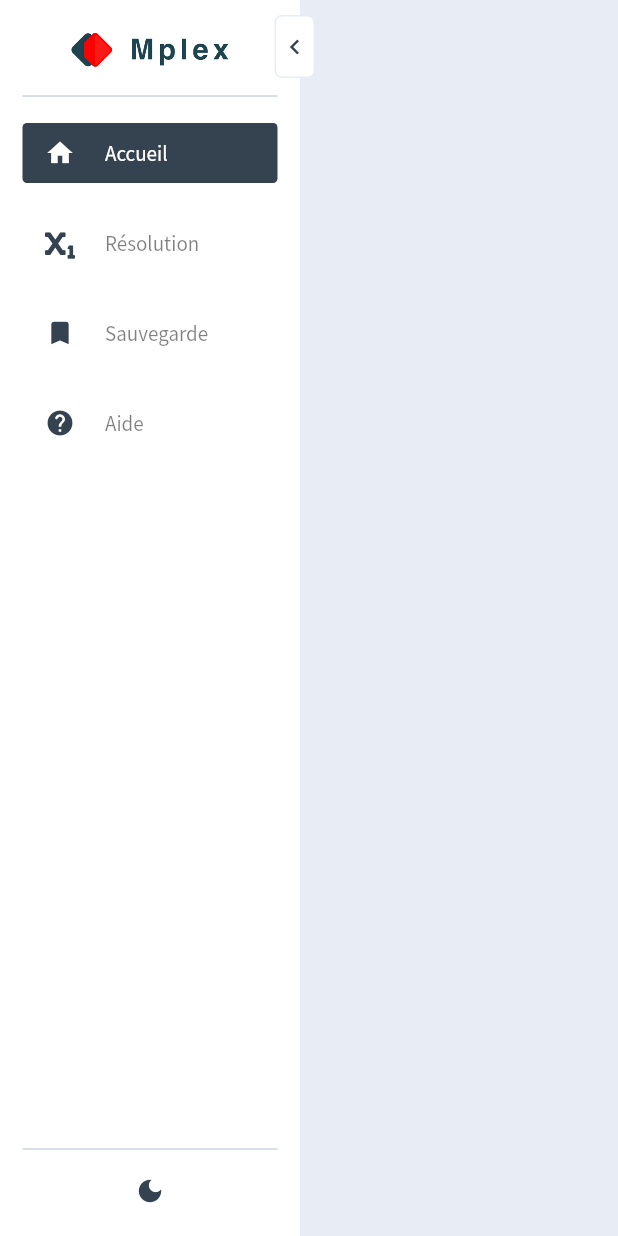
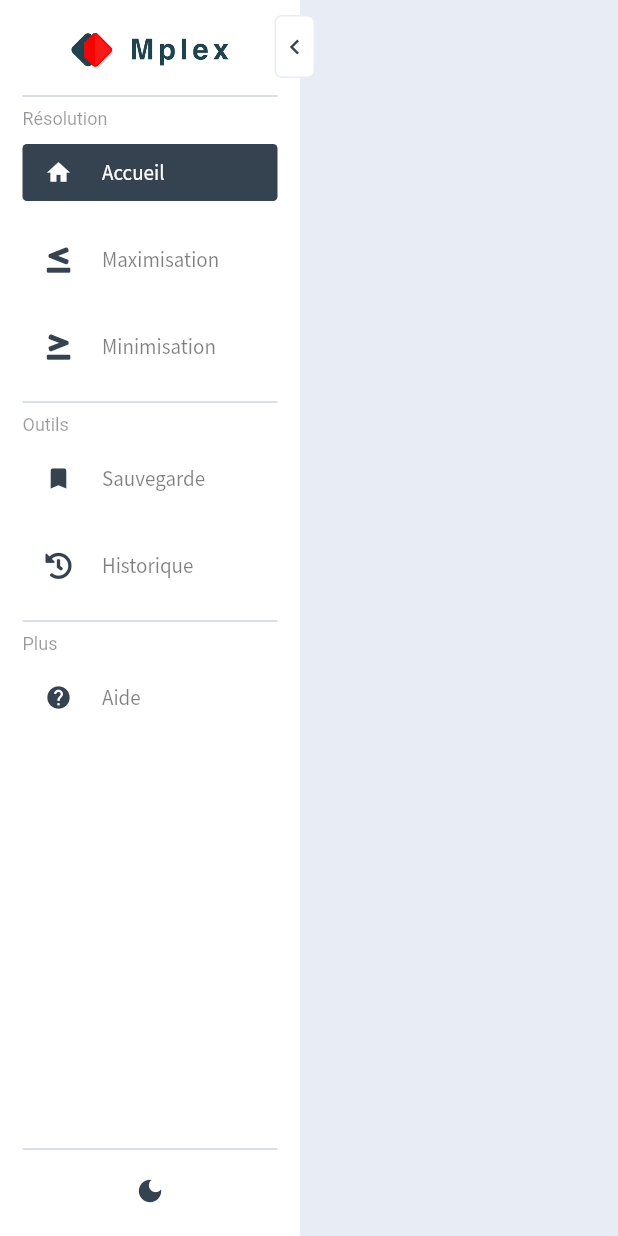
Before and after one commit to NaimCode/MPlex, a Flutter app: the screen it shows after launch, after a tap on "Accueil", on a phone screen of 412 x 824 dp. Run offline on Flutter 3.47's test engine with Material 2 defaults, Android fonts, the phone set to English and light mode, and no system bars; our stand-ins replace font_awesome_flutter, get, hive, hive_flutter, logger; accounts and stored records are empty.

Commit message:
creating v2

```diff
--- a/lib/Config/menu.dart
+++ b/lib/Config/menu.dart
@@ -34,7 +34,7 @@ class MenuItem {
               child: Icon(
                 icon,
                 color: isCurrent ? Colors.white : Get.theme.iconTheme.color,
-                size: Get.theme.iconTheme.size,
+                size: 18,
               ),
             ),
             SizedBox(width: isCollapse ? 0 : 20),
@@ -63,20 +63,38 @@ class Menu {
   List<MenuItem> menu = [
     MenuItem(title: "Accueil", route: "/home", icon: Icons.home),
     MenuItem(
-        title: "Résolution",
-        route: "/resolution",
-        icon: FontAwesomeIcons.subscript),
+        title: "Maximisation",
+        route: "/maximisation",
+        icon: FontAwesomeIcons.lessThanEqual),
+    MenuItem(
+        title: "Minimisation",
+        route: "/minimisation",
+        icon: FontAwesomeIcons.greaterThanEqual),
     MenuItem(
         title: "Sauvegarde",
         route: "/sauvegarde",
         icon: Icons.bookmark_outlined),
+    MenuItem(
+        title: "Historique",
+        route: "/historique",
+        icon: FontAwesomeIcons.history),
     MenuItem(title: "Aide", route: "/aide", icon: Icons.help_rounded),
   ];
   Widget getWidget() {
     return Expanded(
       child: SingleChildScrollView(
         child: Column(
-          children: menu.map((e) => e.getWidget()).toList(),
+          crossAxisAlignment: CrossAxisAlignment.start,
+          children: [
+            Text("Résolution", style: Get.textTheme.caption),
+            ...menu.getRange(0, 3).map((e) => e.getWidget()).toList(),
+            const Divider(),
+            Text("Outils", style: Get.textTheme.caption),
+            ...menu.getRange(3, 5).map((e) => e.getWidget()).toList(),
+            const Divider(),
+            Text("Plus", style: Get.textTheme.caption),
+            ...menu.getRange(5, menu.length).map((e) => e.getWidget()).toList()
+          ],
         ),
       ),
     );
--- a/lib/Model/algorithme.dart
+++ b/lib/Model/algorithme.dart
@@ -76,7 +76,7 @@ class Algorithme {
     if (tableau.cj_zj.every((element) => element <= 0))
       return SolutionType.FINAL;
     else {
-      if (tableau.numero >= 10) {
+      if (tableau.numero >= 20) {
         return SolutionType.IMPOSSIBLE;
       } else
         return SolutionType.OPTIMAL;
--- a/lib/Pages/Resolution/button_apercu.dart
+++ b/lib/Pages/Resolution/button_apercu.dart
@@ -1,6 +1,7 @@
 import 'package:flutter/material.dart';
 import 'package:get/get.dart';
 import 'package:mplex/Pages/Resolution/controller.dart';
+import 'package:provider/provider.dart';
 
 class ButtonApercu extends StatelessWidget {
   const ButtonApercu({
@@ -9,6 +10,7 @@ class ButtonApercu extends StatelessWidget {
 
   @override
   Widget build(BuildContext context) {
+    FormController _ = context.watch<FormController>();
     return Tooltip(
       message: "Voir l'aperçu du problème",
       child: Container(
@@ -33,14 +35,14 @@ class ButtonApercu extends StatelessWidget {
                           style: Get.theme.textTheme.caption,
                         ),
                         const SizedBox(height: 3),
-                        FormController.getApercuFonctionObjective(),
+                        _.getApercuFonctionObjective(),
                         const SizedBox(height: 6),
                         Text(
                           "Forme canonique:",
                           style: Get.theme.textTheme.caption,
                         ),
                         const SizedBox(height: 3),
-                        FormController.getApercuFormeCanonique()
+                        _.getApercuFormeCanonique()
                       ],
                     ),
                   ),
--- a/lib/Pages/Resolution/button_suivant.dart
+++ b/lib/Pages/Resolution/button_suivant.dart
@@ -3,7 +3,7 @@ import 'package:get/get.dart';
 import 'package:mplex/Config/fonction.dart';
 import 'package:mplex/Pages/Optimisation/index.dart';
 import 'package:mplex/Pages/Resolution/controller.dart';
-
+import 'package:provider/provider.dart';
 import '../../page.dart';
 
 class ButtonSuivant extends StatelessWidget {
@@ -13,9 +13,10 @@ class ButtonSuivant extends StatelessWidget {
 
   @override
   Widget build(BuildContext context) {
+      FormController _ =context.watch<FormController>();
     return Obx(() => Tooltip(
-          message: FormController.problemeContrainte.isNotEmpty &&
-                  FormController.problemeVariable.isNotEmpty
+          message: _.problemeContrainte.isNotEmpty &&
+                  _.problemeVariable.isNotEmpty
               ? "Lancer l'optimisation"
               : "Compléter le formulaire",
           child: Container(
@@ -28,15 +29,15 @@ class ButtonSuivant extends StatelessWidget {
                 child: Text(
                   "Lancer",
                   style: Get.theme.textTheme.bodyText2!.copyWith(
-                      color: FormController.problemeContrainte.isNotEmpty &&
-                              FormController.problemeVariable.isNotEmpty
+                      color: _.problemeContrainte.isNotEmpty &&
+                              _.problemeVariable.isNotEmpty
                           ? Colors.white
                           : Colors.black38),
                 ),
-                onPressed: FormController.problemeContrainte.isNotEmpty &&
-                        FormController.problemeVariable.isNotEmpty
+                onPressed: _.problemeContrainte.isNotEmpty &&
+                        _.problemeVariable.isNotEmpty
                     ? () => Fonction.toOptimisation(
-                        probleme: FormController.toProbleme().copyWith())
+                        probleme: _.toProbleme().copyWith())
                     : null,
                 // icon: Icon(
                 //   Icons.lau,
--- a/lib/Pages/Resolution/form_contraintes.dart
+++ b/lib/Pages/Resolution/form_contraintes.dart
@@ -6,12 +6,14 @@ import 'package:mplex/Model/Class/variable.dart';
 import 'package:mplex/Model/enum.dart';
 import 'package:mplex/Pages/Resolution/controller.dart';
 import 'package:mplex/Widgets/mini.dart';
+import 'package:provider/provider.dart';
 
 class FormContraintes extends StatelessWidget {
   const FormContraintes({Key? key}) : super(key: key);
 
   @override
   Widget build(BuildContext context) {
+    FormController _ = context.watch<FormController>();
     return Obx(() => CardForm(
           widget: Column(
             crossAxisAlignment: CrossAxisAlignment.start,
@@ -27,17 +29,12 @@ class FormContraintes extends StatelessWidget {
                   ),
                   const ButtonAddContrainte(),
                   Visibility(
-                    visible: FormController.problemeContrainte.isNotEmpty,
+                    visible: _.problemeContrainte.isNotEmpty,
                     child: Tooltip(
                       message: "Effacer les contraintes",
                       child: TextButton.icon(
                           style: TextButton.styleFrom(primary: Colors.red),
                           label: Text("Effacer", style: Get.textTheme.caption),
-                          // tooltip: "Effacer",
-                          // focusColor: Colors.transparent,
-                          // splashColor: Colors.transparent,
-                          // highlightColor: Colors.transparent,
-                          // hoverColor: Colors.transparent,
                           onPressed: () => Get.defaultDialog(
                                 title: "Confirmation",
                                 middleTextStyle: Get.textTheme.caption,
@@ -54,7 +51,7 @@ class FormContraintes extends StatelessWidget {
                                           primary: Colors.red,
                                           onSurface: Colors.red),
                                       onPressed: () {
-                                        FormController.problemeContrainte
+                                        _.problemeContrainte
                                             .clear();
                                         Get.back();
                                       },
@@ -72,12 +69,11 @@ class FormContraintes extends StatelessWidget {
                 ],
               ),
               const Divider(),
-              ...FormController.problemeContrainte
+              ..._.problemeContrainte
                   .map((element) => element.getWidget(
                       funct: () =>
-                          FormController.problemeContrainte.remove(element)))
+                          _.problemeContrainte.remove(element)))
                   .toList()
-              // const SizedBox(height: 15),
             ],
           ),
         ));
@@ -91,20 +87,21 @@ class ButtonAddContrainte extends StatelessWidget {
 
   @override
   Widget build(BuildContext context) {
+      FormController _ =context.watch<FormController>();
     return Tooltip(
-      message: FormController.problemeVariable.isEmpty
+      message: _.problemeVariable.isEmpty
           ? ""
           : "Ajouter une contrainte",
       child: Obx(() => TextButton.icon(
             style: TextButton.styleFrom(primary: Get.theme.primaryColor),
             label: Text("Ajouter", style: Get.textTheme.caption),
             icon: const Icon(Icons.add_box_rounded),
-            onPressed: FormController.problemeVariable.isEmpty
+            onPressed: _.problemeVariable.isEmpty
                 ? null
                 : () async {
                     List<TextEditingController> controller = [];
                     for (int i = 0;
-                        i < FormController.problemeVariable.length;
+                        i < _.problemeVariable.length;
                         i++) {
                       controller.add(TextEditingController());
                     }
@@ -175,7 +172,7 @@ class ButtonAddContrainte extends StatelessWidget {
                                             ),
                                             const SizedBox(width: 5),
                                             VariableNameWidget2(
-                                                number: FormController
+                                                number: _
                                                     .problemeVariable[
                                                         controller.indexOf(c)]
                                                     .name)
@@ -189,32 +186,22 @@ class ButtonAddContrainte extends StatelessWidget {
                                   () => DropdownButton<Inegalite>(
                                       iconSize: 12,
                                       underline: const SizedBox(),
-                                      // hint:  Text("Select item"),
                                       value: inegalite.value,
                                       onChanged: (var value) {
                                         inegalite.value = value!;
                                       },
-                                      items: const [
-                                        DropdownMenuItem(
-                                            value: Inegalite.INF_EGAL,
-                                            child: FaIcon(FontAwesomeIcons
-                                                .lessThanEqual)),
-                                        // DropdownMenuItem(
-                                        //     value: Inegalite.INF,
-                                        //     child: FaIcon(
-                                        //         FontAwesomeIcons.lessThan)),
-                                        DropdownMenuItem(
-                                            value: Inegalite.SUP_EGAL,
-                                            child: FaIcon(FontAwesomeIcons
-                                                .greaterThanEqual)),
-                                        // DropdownMenuItem(
-                                        //     value: Inegalite.SUP,
-                                        //     child: FaIcon(
-                                        //         FontAwesomeIcons.greaterThan)),
-                                        DropdownMenuItem(
-                                            value: Inegalite.EGAL,
-                                            child: FaIcon(
-                                                FontAwesomeIcons.equals)),
+                                      items: [
+                                        _.problemeTypeController
+                                                    .value ==
+                                                ProblemeType.MAX
+                                            ? const DropdownMenuItem(
+                                                value: Inegalite.INF_EGAL,
+                                                child: FaIcon(FontAwesomeIcons
+                                                    .lessThanEqual))
+                                            : const DropdownMenuItem(
+                                                value: Inegalite.SUP_EGAL,
+                                                child: FaIcon(FontAwesomeIcons
+                                                    .greaterThanEqual)),
                                       ]),
                                 ),
                                 const SizedBox(
@@ -240,7 +227,7 @@ class ButtonAddContrainte extends StatelessWidget {
                                   ),
                                 ),
                                 // VariableNameWidget(
-                                //     number: FormController.problemeVariable.length + 1)
+                                //     number: _.problemeVariable.length + 1)
                               ],
                             ),
                           ),
@@ -249,7 +236,7 @@ class ButtonAddContrainte extends StatelessWidget {
                       Contrainte contrainte = Contrainte(
                           variables: controller
                               .map((e) => Variable(
-                                  name: FormController
+                                  name: _
                                       .problemeVariable[controller.indexOf(e)]
                                       .name,
                                   value: double.parse(e.text),
@@ -257,7 +244,7 @@ class ButtonAddContrainte extends StatelessWidget {
                               .toList(),
                           inegalite: inegalite.value,
                           value: double.parse(controllerValue.value.text));
-                      FormController.problemeContrainte.add(contrainte);
+                      _.problemeContrainte.add(contrainte);
                     }
                   },
           )),
--- a/lib/Pages/Resolution/form_probleme_type.dart
+++ b/lib/Pages/Resolution/form_probleme_type.dart
@@ -3,12 +3,14 @@ import 'package:get/get.dart';
 import 'package:mplex/Model/enum.dart';
 import 'package:mplex/Pages/Resolution/controller.dart';
 import 'package:mplex/Widgets/mini.dart';
+import 'package:provider/provider.dart';
 
 class FormProblemeType extends StatelessWidget {
   const FormProblemeType({Key? key}) : super(key: key);
 
   @override
   Widget build(BuildContext context) {
+    FormController _ = context.watch<FormController>();
     return Obx(() => CardForm(
           widget: Column(
             crossAxisAlignment: CrossAxisAlignment.start,
@@ -28,36 +30,36 @@ class FormProblemeType extends StatelessWidget {
                           vertical: 7, horizontal: 10),
                       child: InkWell(
                           autofocus: true,
-                          onTap: () => FormController
-                              .problemeTypeController.value = ProblemeType.MAX,
+                          onTap: () =>
+                              _.problemeTypeController.value = ProblemeType.MAX,
                           child: Text(
                             "Maximisation",
                             style: Get.theme.textTheme.bodyText2,
                           )),
                       decoration: BoxDecoration(
                         borderRadius: BorderRadius.circular(3),
-                        color: FormController.problemeTypeController.value ==
-                                ProblemeType.MAX
-                            ? Get.theme.scaffoldBackgroundColor
-                            : null,
+                        color:
+                            _.problemeTypeController.value == ProblemeType.MAX
+                                ? Get.theme.scaffoldBackgroundColor
+                                : null,
                       )),
                   const SizedBox(width: 10),
                   Container(
                       padding: const EdgeInsets.symmetric(
                           vertical: 7, horizontal: 10),
                       child: InkWell(
-                          onTap: () => FormController
-                              .problemeTypeController.value = ProblemeType.MIN,
+                          onTap: () =>
+                              _.problemeTypeController.value = ProblemeType.MIN,
                           child: Text(
                             "Minimisation",
                             style: Get.theme.textTheme.bodyText2,
                           )),
                       decoration: BoxDecoration(
                         borderRadius: BorderRadius.circular(3),
-                        color: FormController.problemeTypeController.value ==
-                                ProblemeType.MIN
-                            ? Get.theme.scaffoldBackgroundColor
-                            : null,
+                        color:
+                            _.problemeTypeController.value == ProblemeType.MIN
+                                ? Get.theme.scaffoldBackgroundColor
+                                : null,
                       )),
                 ],
               ),
--- a/lib/Pages/Resolution/form_variables.dart
+++ b/lib/Pages/Resolution/form_variables.dart
@@ -7,12 +7,14 @@ import 'package:mplex/Model/constante.dart';
 import 'package:mplex/Model/enum.dart';
 import 'package:mplex/Pages/Resolution/controller.dart';
 import 'package:mplex/Widgets/mini.dart';
+import 'package:provider/provider.dart';
 
 class FormVariables extends StatelessWidget {
   const FormVariables({Key? key}) : super(key: key);
 
   @override
   Widget build(BuildContext context) {
+    FormController _ = context.watch<FormController>();
     return CardForm(
         widget: Obx(() => Column(
               crossAxisAlignment: CrossAxisAlignment.start,
@@ -27,7 +29,7 @@ class FormVariables extends StatelessWidget {
                     ),
                     const ButtonAddVariable(),
                     Visibility(
-                      visible: FormController.problemeVariable.isNotEmpty,
+                      visible: _.problemeVariable.isNotEmpty,
                       child: Tooltip(
                         message: "Effacer les variables",
                         child: TextButton.icon(
@@ -56,10 +58,8 @@ class FormVariables extends StatelessWidget {
                                             primary: Colors.red,
                                             onSurface: Colors.red),
                                         onPressed: () {
-                                          FormController.problemeVariable
-                                              .clear();
-                                          FormController.problemeContrainte
-                                              .clear();
+                                          _.problemeVariable.clear();
+                                          _.problemeContrainte.clear();
                                           Get.back();
                                         },
                                         child: Text(
@@ -80,7 +80,7 @@ class FormVariables extends StatelessWidget {
                   crossAxisAlignment: WrapCrossAlignment.center,
                   alignment: WrapAlignment.center,
                   runAlignment: WrapAlignment.center,
-                  children: FormController.problemeVariable
+                  children: _.problemeVariable
                       .map((element) => element.getWidget())
                       .toList()
                       .cast(),
@@ -97,15 +97,15 @@ class ButtonAddVariable extends StatelessWidget {
 
   @override
   Widget build(BuildContext context) {
+    FormController _ = context.watch<FormController>();
     return Obx(() => Tooltip(
-          message: FormController.problemeContrainte.isNotEmpty
-              ? ""
-              : "Ajouter une variable",
+          message:
+              _.problemeContrainte.isNotEmpty ? "" : "Ajouter une variable",
           child: TextButton.icon(
             style: TextButton.styleFrom(primary: Get.theme.primaryColor),
             label: Text("Ajouter", style: Get.textTheme.caption),
             icon: const Icon(Icons.add_box_rounded),
-            onPressed: FormController.problemeContrainte.isNotEmpty
+            onPressed: _.problemeContrainte.isNotEmpty
                 ? null
                 : () async {
                     TextEditingController controller = TextEditingController();
@@ -165,17 +165,14 @@ class ButtonAddVariable extends StatelessWidget {
                               ),
                               const SizedBox(width: 15),
                               VariableNameWidget(
-                                  number:
-                                      FormController.problemeVariable.length +
-                                          1)
+                                  number: _.problemeVariable.length + 1)
                             ],
                           ),
                         ));
 
                     if (check != 0) {
-                      FormController.problemeVariable.add(Variable(
-                          name:
-                              "x${FormController.problemeVariable.length + 1}",
+                      _.problemeVariable.add(Variable(
+                          name: "x${_.problemeVariable.length + 1}",
                           value: check,
                           variableType: VariableType.DECISION));
                     }
--- a/lib/Pages/Resolution/index.dart
+++ b/lib/Pages/Resolution/index.dart
@@ -2,6 +2,7 @@ import 'package:flutter/material.dart';
 import 'package:get/get.dart';
 import 'package:mplex/Model/enum.dart';
 import 'package:mplex/Pages/Resolution/form_probleme_name.dart';
+import 'package:provider/provider.dart';
 
 import 'button_apercu.dart';
 import 'button_suivant.dart';
@@ -11,7 +12,8 @@ import 'form_probleme_type.dart';
 import 'form_variables.dart';
 
 class Resolution extends StatefulWidget {
-  const Resolution({Key? key}) : super(key: key);
+  final ProblemeType type;
+  const Resolution({Key? key, required this.type}) : super(key: key);
 
   @override
   _ResolutionState createState() => _ResolutionState();
@@ -37,7 +39,9 @@ class _ResolutionState extends State<Resolution> {
 
   @override
   Widget build(BuildContext context) {
-    return Padding(
+    return Provider<FormController>(
+      create: (_) => FormController(widget.type),
+      child: Padding(
         padding: const EdgeInsets.only(right: 10),
         child: Scaffold(
           appBar: AppBar(
@@ -65,18 +69,18 @@ class _ResolutionState extends State<Resolution> {
                   ),
                   const SizedBox(height: 10),
                   Text(
-                "Completez le formulaire suivant afin de lancer l'optimisation",
+                    "Completez le formulaire suivant afin de lancer la ${widget.type == ProblemeType.MAX ? "maximisation" : "minimisation"}",
                     style: Get.theme.textTheme.caption,
                   ),
-              const SizedBox(height: 30),
-              const FormProblemeType(),
+                  // const SizedBox(height: 30),
+                  // const FormProblemeType(),
                   const SizedBox(height: 30),
                   const FormVariables(),
                   const SizedBox(height: 30),
                   const FormContraintes(),
                   const SizedBox(height: 30),
                 ],
-          ),
+              )),
         ),
       ),
     );
--- a/lib/main.dart
+++ b/lib/main.dart
@@ -61,7 +61,7 @@ class MPlex extends StatelessWidget {
           return GetMaterialApp(
             debugShowCheckedModeBanner: false,
             theme: box.get("isDark") ? ThemeMPlex.dark : ThemeMPlex.light,
-            initialRoute: "/resolution",
+            initialRoute: "/maximisation",
             getPages: [
               GetPage(
                   preventDuplicates: true,
@@ -75,9 +75,21 @@ class MPlex extends StatelessWidget {
                   preventDuplicates: true,
                   transitionDuration: const Duration(milliseconds: 700),
                   transition: Transition.fade,
-                  name: "/resolution",
+                  name: "/maximisation",
                   page: () => const Root(
-                        rightSide: Resolution(),
+                        rightSide: Resolution(
+                          type: ProblemeType.MAX,
+                        ),
+                      )),
+              GetPage(
+                  preventDuplicates: true,
+                  transitionDuration: const Duration(milliseconds: 700),
+                  transition: Transition.fade,
+                  name: "/minimisation",
+                  page: () => const Root(
+                        rightSide: Resolution(
+                          type: ProblemeType.MIN,
+                        ),
                       )),
               GetPage(
                   preventDuplicates: true,
@@ -91,9 +103,17 @@ class MPlex extends StatelessWidget {
                   preventDuplicates: true,
                   transitionDuration: const Duration(milliseconds: 400),
                   transition: Transition.fade,
+                  name: "/historique",
+                  page: () => Root(
+                        rightSide: Home(),
+                      )),
+              GetPage(
+                  preventDuplicates: true,
+                  transitionDuration: const Duration(milliseconds: 400),
+                  transition: Transition.fade,
                   name: "/aide",
-                  page: () => const Root(
-                        rightSide: Resolution(),
+                  page: () => Root(
+                        rightSide: Home(),
                       )),
             ],
           );
```
Also changed, not shown: lib/Model/Class/probleme.dart (+19 -61 lines), lib/Pages/Optimisation/op_tableau.dart (+7 -1 lines), lib/Pages/Resolution/controller.dart (+10 -8 lines), 6 other files. Lines whose indentation alone changed are shown as unchanged.
